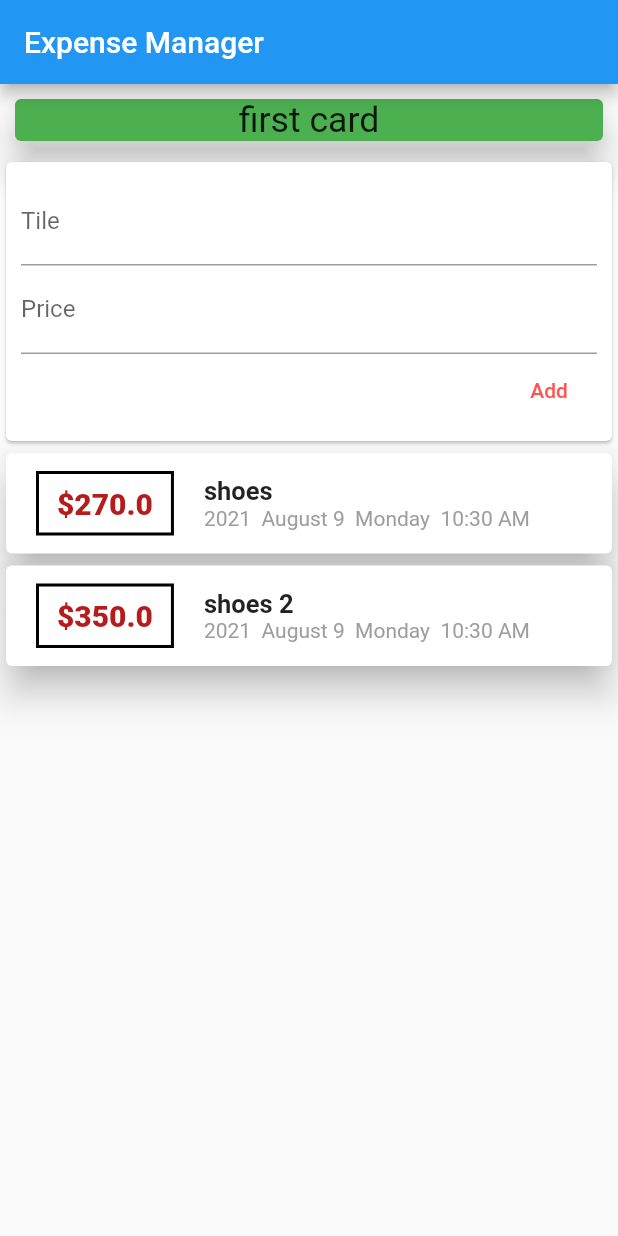
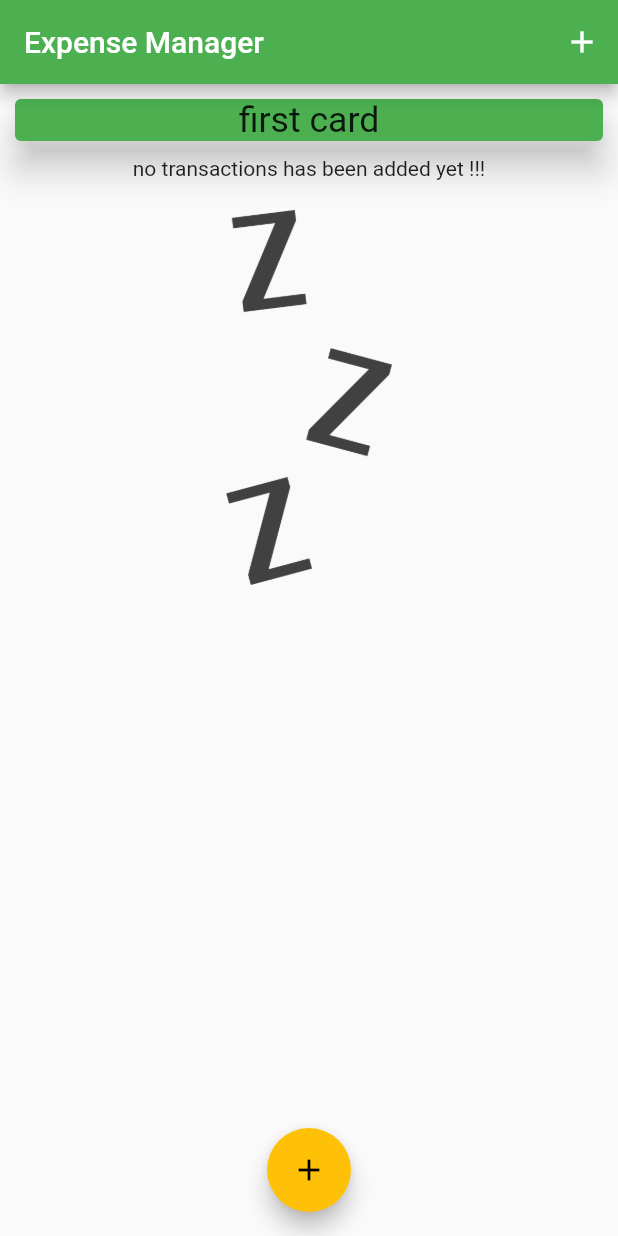
Before and after one commit to Mohammadhsmhs/expense_manager, a Flutter app: the screen it shows after launch, on a phone screen of 412 x 824 dp. Run offline on Flutter 3.47's test engine with Material 2 defaults, Android fonts, the phone set to English and light mode, and no system bars.

Commit message:
transactions are almost good

```diff
--- a/lib/main.dart
+++ b/lib/main.dart
@@ -1,5 +1,8 @@
-import 'package:expense_manager/widgets/user_transactions.dart';
+import 'package:expense_manager/widgets/new_transaction.dart';
+import 'package:expense_manager/widgets/transactions_list.dart';
 import 'package:flutter/material.dart';
+
+import 'models/transaction.dart';
 
 void main() {
   runApp(MyApp());
@@ -12,19 +15,51 @@ class MyApp extends StatelessWidget {
     return MaterialApp(
       title: 'Flutter Demo',
       theme: ThemeData(
-        primarySwatch: Colors.blue,
+        primarySwatch: Colors.green,
+        accentColor: Colors.amber,
       ),
       home: MyHomePage(),
     );
   }
 }
 
-class MyHomePage extends StatelessWidget {
+class MyHomePage extends StatefulWidget {
+  @override
+  _MyHomePageState createState() => _MyHomePageState();
+}
+
+class _MyHomePageState extends State<MyHomePage> {
+  final List<Transaction> _transactions = [
+    // Transaction(date: DateTime.now(), id: 1, name: "shoes", price: 270),
+    // Transaction(date: DateTime.now(), id: 2, name: "shoes 2", price: 350),
+  ];
+
+  void _newTransaction(String title, double price) {
+    final tx =
+        Transaction(id: 2, date: DateTime.now(), name: title, price: price);
+    setState(() {
+      _transactions.add(tx);
+    });
+  }
+
+  void _startAddTransaction(BuildContext ctx) {
+    showModalBottomSheet(
+        context: ctx,
+        builder: (_) {
+          return NewTransaction(_newTransaction);
+        });
+  }
+
   @override
   Widget build(BuildContext context) {
     return Scaffold(
       appBar: AppBar(
         title: Text("Expense Manager"),
+        actions: [
+          IconButton(
+              onPressed: () => _startAddTransaction(context),
+              icon: Icon(Icons.add))
+        ],
       ),
       body: SingleChildScrollView(
         child: Column(
@@ -43,8 +78,14 @@ class MyHomePage extends StatelessWidget {
                   margin: EdgeInsets.all(10),
                 ),
               ),
-                Usertransactions(),
+              TransactionsList(_transactions),
             ]),
-        ));
+      ),
+      floatingActionButton: FloatingActionButton(
+        onPressed: () => _startAddTransaction(context),
+        child: Icon(Icons.add),
+      ),
+      floatingActionButtonLocation: FloatingActionButtonLocation.centerFloat,
+    );
   }
 }
--- a/lib/widgets/transactions_list.dart
+++ b/lib/widgets/transactions_list.dart
@@ -3,23 +3,43 @@ import '../models/transaction.dart';
 import 'package:intl/intl.dart';
 
 class TransactionsList extends StatelessWidget {
-  final List<Transaction> transations;
-  TransactionsList(this.transations);
+  final List<Transaction> transactions;
+  TransactionsList(this.transactions);
   @override
   Widget build(BuildContext context) {
-    return Column(
-      children: transations.map((tx) {
+    return Container(
+        height: 300,
+        child: transactions.isEmpty
+            ? Column(
+                children: [
+                  Text("no transactions has been added yet !!!"),
+                  SizedBox(
+                    height: 20,
+                  ),
+                  Container(
+                    height: 250,
+                    child: Image.asset(
+                      "assets/images/waiting.png",
+                      fit: BoxFit.cover,
+                    ),
+                  )
+                ],
+              )
+            : ListView.builder(
+                itemBuilder: (ctx, index) {
                   return Card(
                     child: Row(
                       children: [
                         Container(
-                margin: EdgeInsets.symmetric(horizontal: 20, vertical: 12),
-                padding: EdgeInsets.symmetric(vertical: 8, horizontal: 12),
+                          margin: EdgeInsets.symmetric(
+                              horizontal: 20, vertical: 12),
+                          padding:
+                              EdgeInsets.symmetric(vertical: 8, horizontal: 12),
                           decoration: BoxDecoration(
                             border: Border.all(color: Colors.black, width: 2),
                           ),
                           child: Text(
-                  "\$${tx.price}",
+                            "\$${transactions[index].price.toStringAsFixed(2)}",
                             style: TextStyle(
                                 color: Colors.red.shade900,
                                 fontSize: 20,
@@ -30,11 +50,13 @@ class TransactionsList extends StatelessWidget {
                           crossAxisAlignment: CrossAxisAlignment.start,
                           children: [
                             Text(
-                    tx.name,
-                    style: TextStyle(fontSize: 17, fontWeight: FontWeight.bold),
+                              transactions[index].name,
+                              style: TextStyle(
+                                  fontSize: 17, fontWeight: FontWeight.bold),
                             ),
                             Text(
-                    DateFormat("yyyy  MMMM d  EEEE  h:m a").format(tx.date),
+                              DateFormat("yyyy  MMMM d  EEEE  h:m a")
+                                  .format(transactions[index].date),
                               style: TextStyle(color: Colors.grey),
                             ),
                           ],
@@ -43,7 +65,8 @@ class TransactionsList extends StatelessWidget {
                     ),
                     elevation: 10,
                   );
-      }).toList(),
-    );
+                },
+                itemCount: transactions.length,
+              ));
   }
 }
--- a/lib/widgets/user_transactions.dart
+++ /dev/null
@@ -1,38 +0,0 @@
-import 'dart:math';
-
-import 'package:expense_manager/models/transaction.dart';
-import 'package:expense_manager/widgets/new_transaction.dart';
-import 'package:expense_manager/widgets/transactions_list.dart';
-import 'package:flutter/material.dart';
-
-class Usertransactions extends StatefulWidget {
-  const Usertransactions({Key? key}) : super(key: key);
-
-  @override
-  _UsertransactionsState createState() => _UsertransactionsState();
-}
-
-class _UsertransactionsState extends State<Usertransactions> {
-  final List<Transaction> _transations = [
-    Transaction(date: DateTime.now(), id: 1, name: "shoes", price: 270),
-    Transaction(date: DateTime.now(), id: 2, name: "shoes 2", price: 350),
-  ];
-
-  void _newTransaction(String title, double price) {
-    final tx =
-        Transaction(id: 2, date: DateTime.now(), name: title, price: price);
-    setState(() {
-      _transations.add(tx);
-    });
-  }
-
-  @override
-  Widget build(BuildContext context) {
-    return Column(
-      children: [
-        NewTransaction(_newTransaction),
-        TransactionsList(_transations),
-      ],
-    );
-  }
-}
--- a/pubspec.yaml
+++ b/pubspec.yaml
@@ -46,8 +46,8 @@ flutter:
   uses-material-design: true
 
   # To add assets to your application, add an assets section, like this:
-  # assets:
-  #   - images/a_dot_burr.jpeg
+  assets:
+    - assets/images/waiting.png
   #   - images/a_dot_ham.jpeg
 
   # An image asset can refer to one or more resolution-specific "variants", see
```
Also changed, not shown: lib/widgets/new_transaction.dart (+25 -8 lines), assets/images/waiting.png (added). Lines whose indentation alone changed are shown as unchanged.
